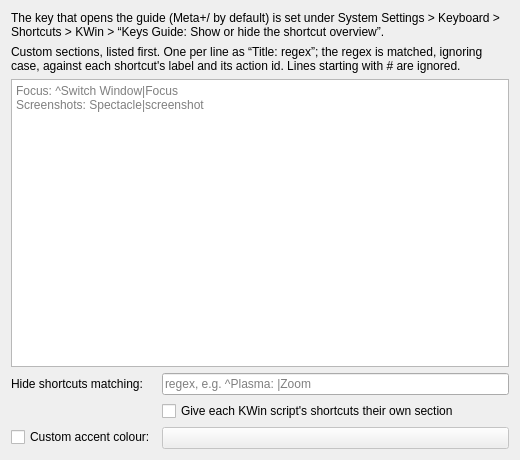
The window that package/contents/ui/config.ui (Demitrix2k/kwin-shortcut-cheatsheet) describes before a commit, drawn with Qt 5.
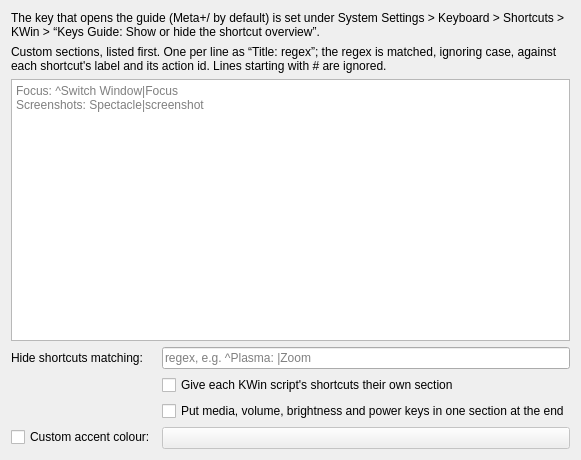
The same window after the commit. Custom widgets are drawn as their Qt base class.

Diff of the .ui file:
```diff
--- a/package/contents/ui/config.ui
+++ b/package/contents/ui/config.ui
@@ -50,12 +50,17 @@
        <property name="text"><string>Give each KWin script's shortcuts their own section</string></property>
       </widget>
      </item>
-     <item row="2" column="0">
+     <item row="2" column="1">
+      <widget class="QCheckBox" name="kcfg_GroupHardwareKeys">
+       <property name="text"><string>Put media, volume, brightness and power keys in one section at the end</string></property>
+      </widget>
+     </item>
+     <item row="3" column="0">
       <widget class="QCheckBox" name="kcfg_UseCustomAccent">
        <property name="text"><string>Custom accent colour:</string></property>
       </widget>
      </item>
-     <item row="2" column="1">
+     <item row="3" column="1">
       <widget class="KColorButton" name="kcfg_AccentColor">
        <property name="enabled"><bool>false</bool></property>
       </widget>
```
